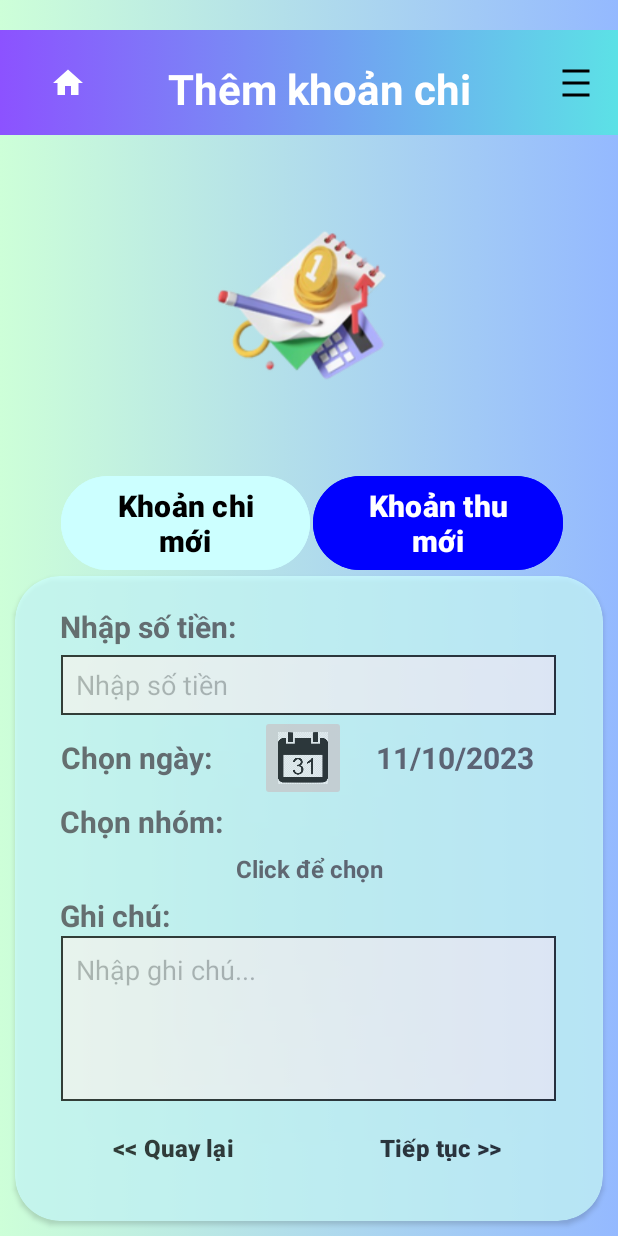
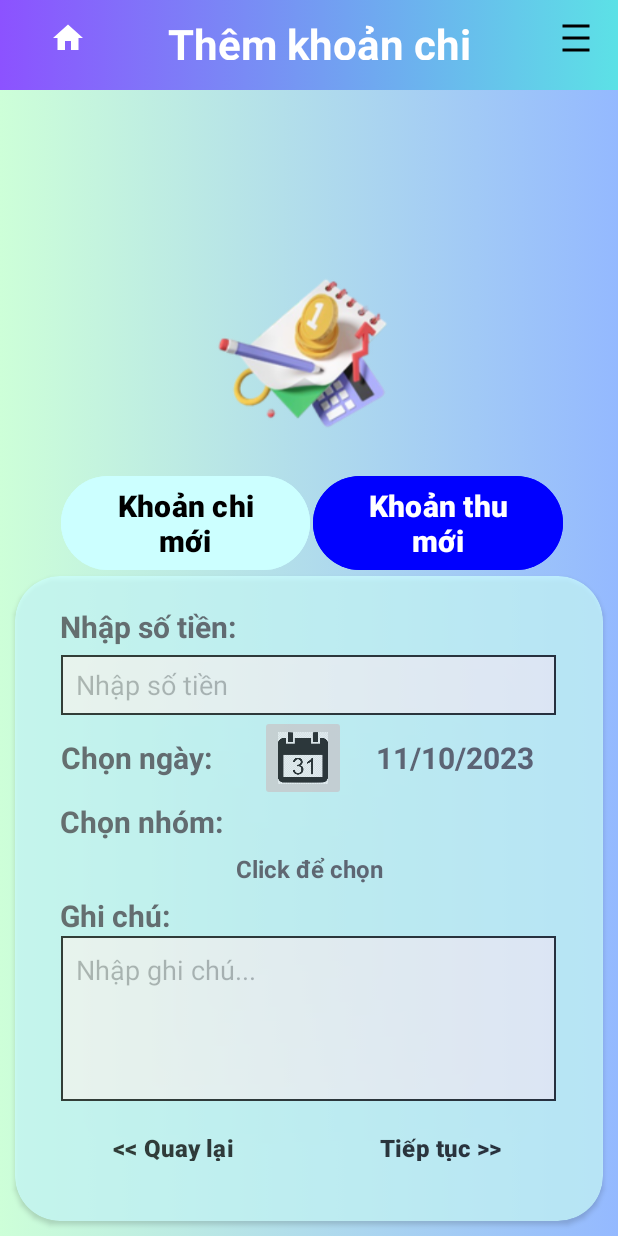
Before and after one commit to vanbao17/Nhom7-LTDD-AppMoneyManager, an Android app: the KhoanChiActivity screen opened directly, with no data from a screen before it, on a phone screen of 412 x 824 dp. Run offline under Robolectric (Android 15) with nearby library versions, the phone set to English and light mode, and no system bars.

```diff
--- a/app/src/main/res/layout/activity_main_khoanchi.xml
+++ b/app/src/main/res/layout/activity_main_khoanchi.xml
@@ -8,18 +8,16 @@
 
     android:background="@drawable/backgroup"
     >
+
     <LinearLayout
         android:id="@+id/line1"
         android:layout_width="match_parent"
         android:layout_height="wrap_content"
+        android:background="@drawable/gradient_title"
         android:orientation="horizontal"
-        tools:layout_editor_absoluteX="1dp"
-        android:paddingTop="10dp"
         android:paddingBottom="10dp"
-        android:layout_marginTop="20dp"
-        android:background="@drawable/gradient_title"
-        tools:layout_editor_absoluteY="1dp"
         app:layout_constraintEnd_toEndOf="parent"
+        app:layout_constraintHorizontal_bias="0.0"
         app:layout_constraintStart_toStartOf="parent"
         app:layout_constraintTop_toTopOf="parent">
 
@@ -32,16 +30,17 @@
             android:background="@android:color/transparent"
             android:src="@drawable/baseline_home_24"
             tools:ignore="SpeakableTextPresentCheck" />
+
         <TextView
             android:layout_width="wrap_content"
             android:layout_height="match_parent"
             android:layout_weight="1"
+            android:gravity="center_horizontal"
+            android:padding="10dp"
+            android:text="Thêm khoản chi"
+            android:textColor="@color/white"
             android:textSize="28dp"
-            android:padding="10dp"
-            android:textStyle="bold"
-            android:textColor="@color/white"
-            android:gravity="center_horizontal"
-            android:text="Thêm khoản chi"/>
+            android:textStyle="bold" />
 
         <ImageButton
             android:id="@+id/tabmenu"
@@ -53,6 +52,8 @@
             android:src="@drawable/baseline_density_medium_24"
             tools:ignore="SpeakableTextPresentCheck" />
     </LinearLayout>
+
+
     <ImageView
         android:id="@+id/avt"
         android:layout_width="205dp"
@@ -63,12 +64,10 @@
         android:src="@drawable/img"
         app:layout_constraintBottom_toTopOf="@+id/luachon"
         app:layout_constraintEnd_toEndOf="parent"
-        app:layout_constraintHorizontal_bias="0.498"
         app:layout_constraintStart_toStartOf="parent"
         app:layout_constraintTop_toTopOf="parent"
-        app:layout_constraintVertical_bias="0.742"
+        app:layout_constraintVertical_bias="1.0"
         tools:ignore="MissingConstraints" />
-
 
     <LinearLayout
         android:id="@+id/luachon"
```
Also changed, not shown: app/src/main/res/layout/activity_main_khoanthu.xml (+9 -12 lines).
